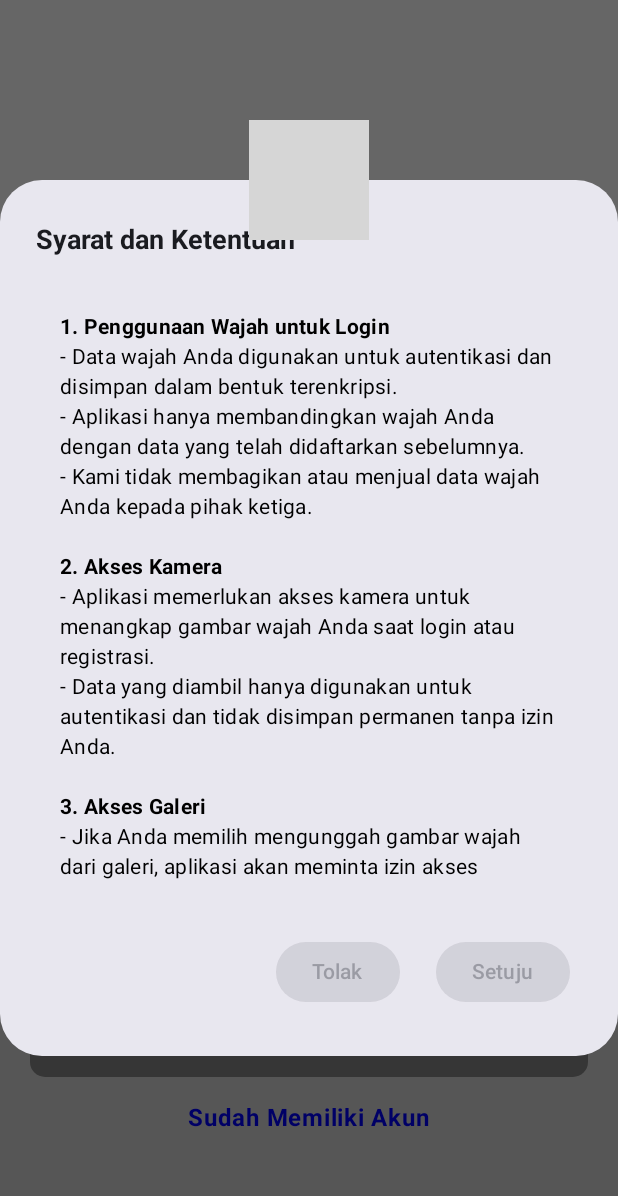
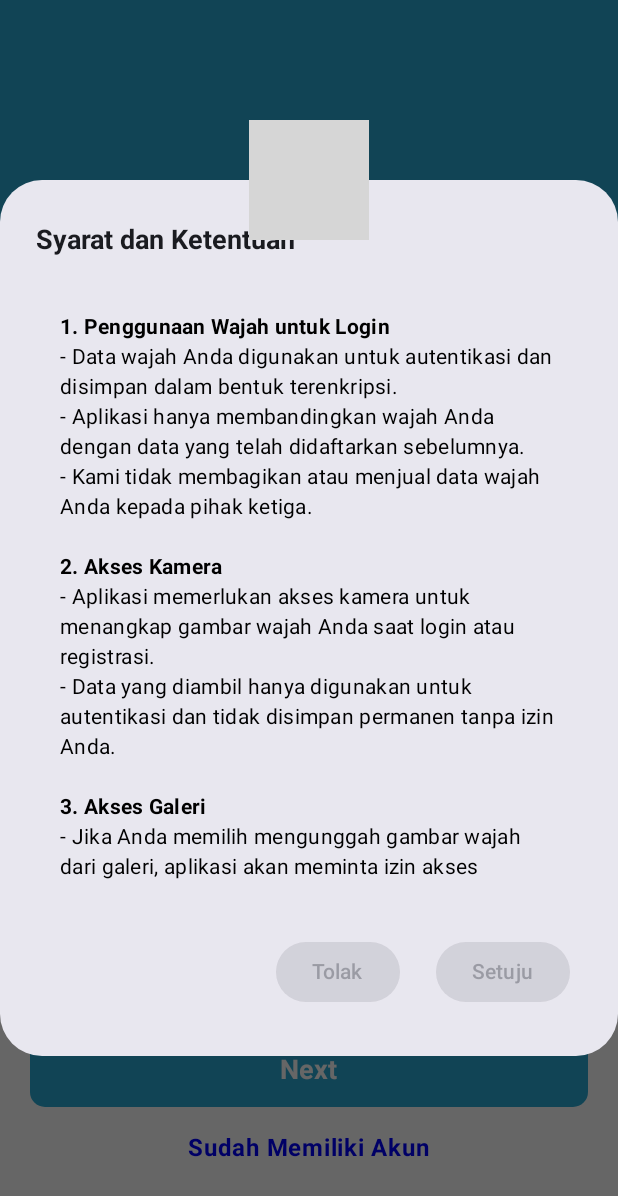
Before and after one commit to AkuShinkai/SmartHome, an Android app built with Jetpack Compose: the RegisterScreen screen opened through its navigation route, after a tap on an icon or button, on a phone screen of 412 x 824 dp. Shown: the top 1196 px of the screen. Run offline under Robolectric (Android 15) with nearby library versions, the phone set to English and light mode, and no system bars; our stand-ins replace Dagger/Hilt's generated code, Firebase (no records; nobody signed in at launch, a user with empty details on screens opened directly); network calls fail; grey boxes are pictures that could not be loaded.

Commit message:
Perbaikan Error ForceClose Ketika selesai mendaftarkan wajah dan sedikit pewarnaan

```diff
--- a/app/src/main/java/com/example/smarthome/ui/screens/AuthScreen.kt
+++ b/app/src/main/java/com/example/smarthome/ui/screens/AuthScreen.kt
@@ -22,7 +22,6 @@
 import androidx.compose.material3.ButtonDefaults
 import androidx.compose.material3.Icon
 import androidx.compose.material3.IconButton
-import androidx.compose.material3.MaterialTheme
 import androidx.compose.material3.Text
 import androidx.compose.material3.TextButton
 import androidx.compose.runtime.Composable
@@ -34,6 +33,7 @@
 import androidx.compose.ui.Alignment
 import androidx.compose.ui.Modifier
 import androidx.compose.ui.draw.clip
+import androidx.compose.ui.graphics.Brush
 import androidx.compose.ui.graphics.Color
 import androidx.compose.ui.platform.LocalContext
 import androidx.compose.ui.res.painterResource
@@ -49,6 +49,12 @@
 import com.google.firebase.auth.FirebaseAuth
 import kotlinx.coroutines.launch
 
+val PrimaryColor = Color(0xFF2AABD5)
+val SecondaryColor = Color(0xFF54BCDE)
+val BackgroundColor = Color(0xFFFFFFFF)
+val ButtonColor = Color(0xFF1A91C1)
+val TextColor = Color(0xFF005A80)
+
 @Composable
 fun AuthScreen(navController: NavController?) {
     var showLoginSheet by remember { mutableStateOf(false) }
@@ -59,21 +65,22 @@
     val scope = rememberCoroutineScope()
 
     Column(
-        modifier = Modifier.fillMaxSize()
-            .background(Color.Transparent)
+        modifier = Modifier.fillMaxSize().background(BackgroundColor)
     ) {
         Box(
             modifier = Modifier
                 .fillMaxWidth()
                 .weight(1.4f)
-                .background(Color.Gray, shape = RoundedCornerShape(bottomStart = 50.dp, bottomEnd = 50.dp)),
+                .background(brush = Brush.linearGradient(
+                    colors = listOf(Color(0xff7e02d6), Color( 0xFF2AABD5), Color(0xFF54BCDE), Color( 0xFF2AABD5),Color(0xff7e02d6))
+                ), shape = RoundedCornerShape(bottomStart = 50.dp, bottomEnd = 50.dp)),
             contentAlignment = Alignment.Center
         ) {
             Box(
                 modifier = Modifier
                     .size(150.dp)
                     .clip(RoundedCornerShape(20.dp))
-                    .background(Color.LightGray),
+                    .background(PrimaryColor),
                 contentAlignment = Alignment.Center
             ) {
                 Image(
@@ -87,7 +94,7 @@
             modifier = Modifier
                 .fillMaxWidth()
                 .weight(0.6f)
-                .background(Color.Transparent)
+                .background(BackgroundColor)
                 .padding(horizontal = 20.dp),
             horizontalAlignment = Alignment.CenterHorizontally
         ) {
@@ -99,12 +106,12 @@
                 Button(
                     onClick = { showLoginSheet = true },
                     shape = RoundedCornerShape(10.dp),
-                    colors = ButtonDefaults.buttonColors(containerColor = Color.LightGray),
+                    colors = ButtonDefaults.buttonColors(containerColor = ButtonColor),
                     modifier = Modifier
                         .weight(1f)
                         .height(60.dp)
                 ) {
-                    Text(text = "Login", color = Color.Black, fontSize = 20.sp)
+                    Text(text = "Login", color = Color.White, fontSize = 20.sp)
                 }
 
                 Spacer(modifier = Modifier.width(15.dp))
@@ -114,12 +121,12 @@
                     modifier = Modifier
                         .size(60.dp)
                         .clip(RoundedCornerShape(10.dp))
-                        .background(Color.LightGray)
+                        .background(ButtonColor)
                 ) {
                     Icon(
                         painter = painterResource(id = R.drawable.familiar_face_and_zone_48px),
                         contentDescription = "Face Recognition",
-                        tint = Color.DarkGray
+                        tint = Color.White
                     )
                 }
             }
@@ -127,12 +134,12 @@
             Spacer(modifier = Modifier.height(25.dp))
 
             Row {
-                Text(text = "Belum Mempunyai Akun?", fontSize = 18.sp, color = Color.Gray)
+                Text(text = "Belum Mempunyai Akun?", fontSize = 18.sp, color = TextColor)
                 Spacer(modifier = Modifier.width(5.dp))
                 Text(
                     text = "Daftar",
                     fontSize = 18.sp,
-                    color = MaterialTheme.colorScheme.primary,
+                    color = PrimaryColor,
                     modifier = Modifier.clickable { navController?.navigate(Screen.Register.route) }
                 )
             }
--- a/app/src/main/java/com/example/smarthome/ui/screens/RegisterScreen.kt
+++ b/app/src/main/java/com/example/smarthome/ui/screens/RegisterScreen.kt
@@ -62,6 +62,13 @@
 
 @Composable
 fun RegisterScreen(navController: NavController) {
+
+    val PrimaryColor = Color(0xFF2AABD5)
+    val SecondaryColor = Color(0xFF54BCDE)
+    val BackgroundColor = Color(0xFFFFFFFF)
+    val ButtonColor = Color(0xFF1A91C1)
+    val TextColor = Color(0xFF005A80)
+
     val context = LocalContext.current
 
     var name by remember { mutableStateOf("") }
@@ -77,7 +84,7 @@
     Column(
         modifier = Modifier
             .fillMaxSize()
-            .background(Color.White),
+            .background(PrimaryColor),
         horizontalAlignment = Alignment.CenterHorizontally
     ) {
         Spacer(modifier = Modifier.height(80.dp))
@@ -90,17 +97,17 @@
 
         Spacer(modifier = Modifier.height(10.dp))
 
-        Text("Register", fontSize = 24.sp, fontWeight = FontWeight.Bold, color = Color.Black)
+        Text("Register", fontSize = 24.sp, fontWeight = FontWeight.Bold, color = Color.White)
         Spacer(modifier = Modifier.height(5.dp))
-        Text("Masukkan Informasi Dibawah Ini", fontSize = 14.sp, color = Color.Gray)
+        Text("Masukkan Informasi Dibawah Ini", fontSize = 14.sp, color = Color.White)
         Spacer(modifier = Modifier.height(20.dp))
 
         Column(
             modifier = Modifier
                 .fillMaxSize()
                 .clip(RoundedCornerShape(topStart = 40.dp, topEnd = 40.dp))
-                .background(Color(0xFFD9D9D9))
-                .padding(horizontal = 20.dp, vertical = 20.dp),
+                .background(BackgroundColor)
+                .padding(horizontal = 20.dp, vertical = 40.dp),
             horizontalAlignment = Alignment.CenterHorizontally,
             verticalArrangement = Arrangement.spacedBy(15.dp)
         ) {
@@ -258,7 +265,7 @@
                 modifier = Modifier
                     .fillMaxWidth()
                     .height(50.dp),
-                colors = ButtonDefaults.buttonColors(containerColor = Color.Gray),
+                colors = ButtonDefaults.buttonColors(containerColor = PrimaryColor),
                 shape = RoundedCornerShape(10.dp),
                 enabled = !isLoading
             ) {
```
Also changed, not shown: app/src/main/java/com/example/smarthome/model/FaceNetModel.kt (+7 -8 lines), app/src/main/java/com/example/smarthome/ui/component/FaceLoginBottomSheet.kt (+18 -3 lines), app/src/main/java/com/example/smarthome/ui/component/LoginBottomSheet.kt (+8 -5 lines).
